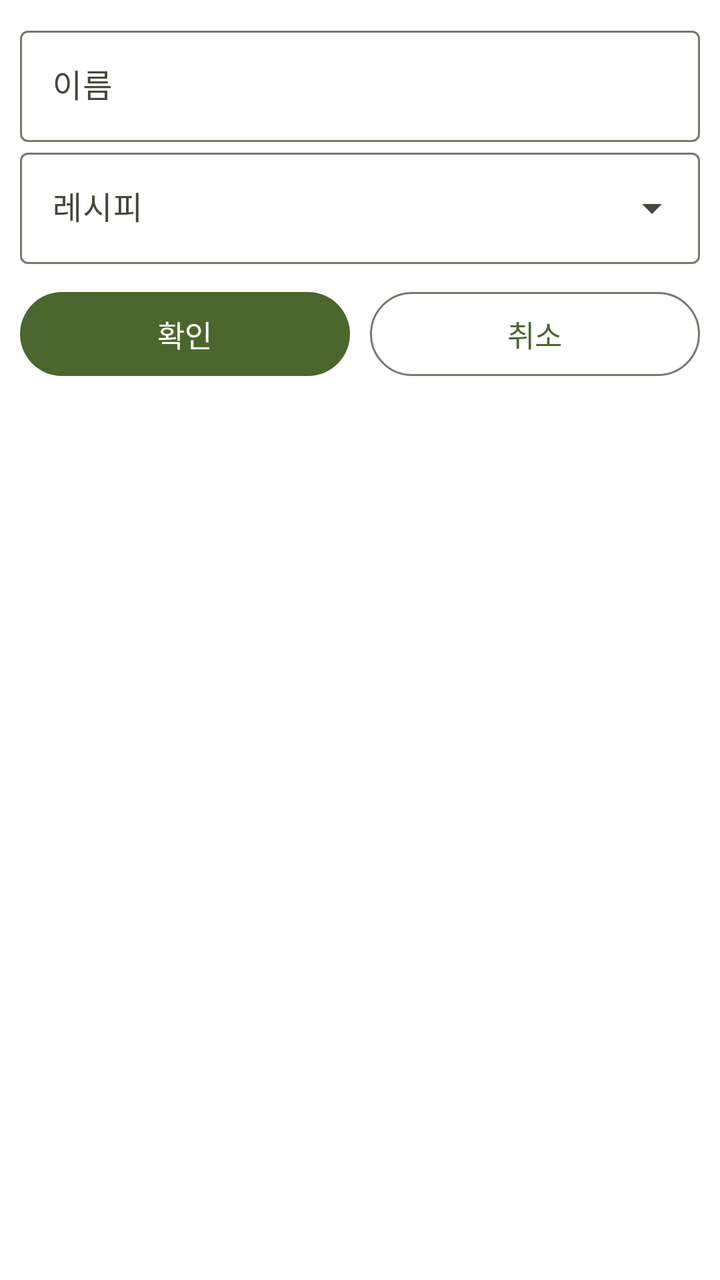
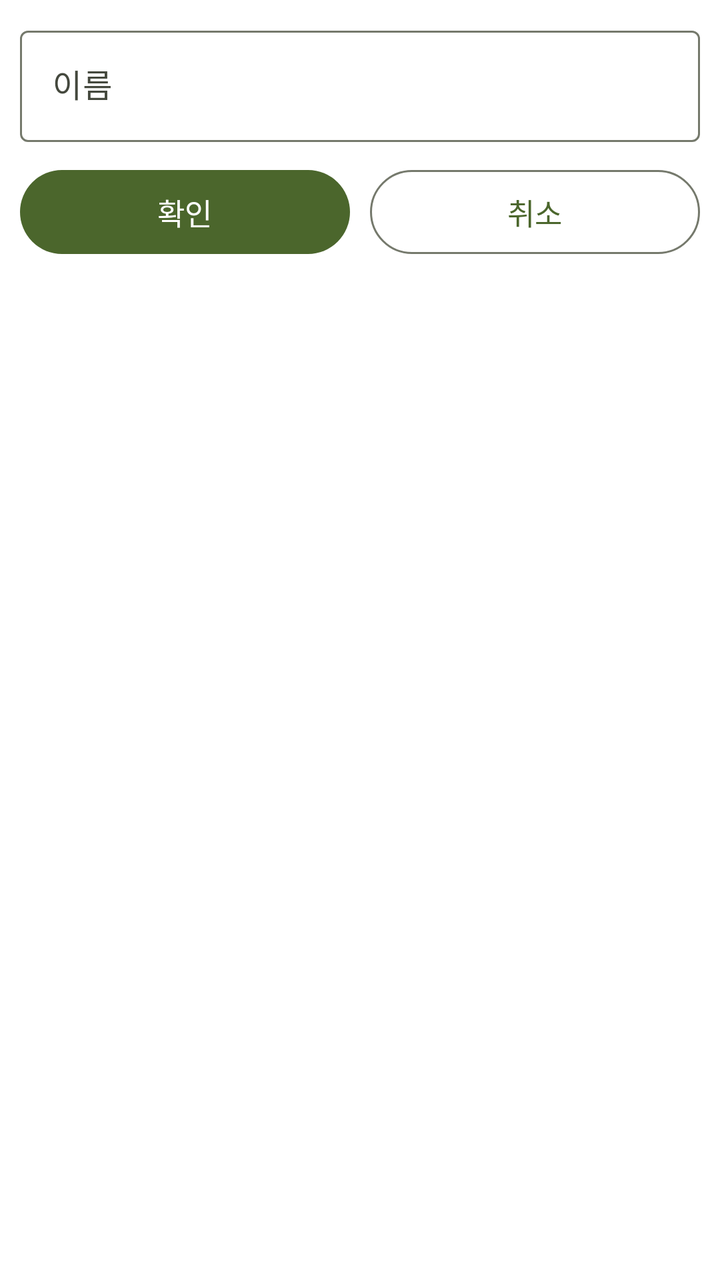

An Android layout rendered at two revisions. The XML below is the earlier revision; the diff shows what the commit changed to produce the second picture.
<!-- AndroidManifest.xml: application theme Theme.Kitching -->
<!-- res/layout/dialog_create_prep.xml -->
<?xml version="1.0" encoding="utf-8"?>
<androidx.constraintlayout.widget.ConstraintLayout xmlns:android="http://schemas.android.com/apk/res/android"
    xmlns:app="http://schemas.android.com/apk/res-auto"
    style="@style/dialogDefault"
    android:layout_height="wrap_content">

    <com.google.android.material.textfield.TextInputLayout
        android:id="@+id/todoCategoryNameTIL"
        android:layout_width="0dp"
        android:layout_height="wrap_content"
        android:hint="@string/name"
        app:layout_constraintEnd_toEndOf="parent"
        app:layout_constraintStart_toStartOf="parent"
        app:layout_constraintTop_toTopOf="parent">

        <com.google.android.material.textfield.TextInputEditText
            android:id="@+id/todoCategoryNameTI"
            android:layout_width="match_parent"
            android:layout_height="wrap_content" />
    </com.google.android.material.textfield.TextInputLayout>

    <com.google.android.material.textfield.TextInputLayout
        style="@style/Widget.Material3.TextInputLayout.OutlinedBox.ExposedDropdownMenu"
        android:id="@+id/autoCompleteTIL"
        android:layout_width="0dp"
        android:layout_height="wrap_content"
        android:hint="@string/recipe"
        app:layout_constraintEnd_toEndOf="parent"
        app:layout_constraintStart_toStartOf="parent"
        app:layout_constraintTop_toBottomOf="@+id/todoCategoryNameTIL">

        <com.google.android.material.textfield.MaterialAutoCompleteTextView
            android:id="@+id/autoCompleteTV"
            android:layout_width="match_parent"
            android:layout_height="wrap_content"
            android:completionThreshold="1"
            android:minHeight="@dimen/autoCompleteTVMinHeight" />
    </com.google.android.material.textfield.TextInputLayout>



    <com.google.android.material.button.MaterialButton
        android:id="@+id/confirmButton"
        style="@style/dialogConfirmBtn"
        android:layout_weight="1"
        android:text="@string/confirm"
        app:layout_constraintEnd_toStartOf="@id/cancelButton"
        app:layout_constraintStart_toStartOf="parent"
        app:layout_constraintTop_toBottomOf="@+id/autoCompleteTIL" />

    <com.google.android.material.button.MaterialButton
        android:id="@+id/cancelButton"
        style="@style/dialogCancelBtn"
        android:layout_weight="1"
        android:text="@string/cancel"
        app:layout_constraintEnd_toEndOf="parent"
        app:layout_constraintStart_toEndOf="@id/confirmButton"
        app:layout_constraintTop_toBottomOf="@+id/autoCompleteTIL" />

</androidx.constraintlayout.widget.ConstraintLayout>
<!-- resources referenced by this layout -->
<resources>
  <dimen name="autoCompleteTVMinHeight">48dp</dimen>
  <string name="cancel">취소</string>
  <string name="confirm">확인</string>
  <string name="name">이름</string>
  <string name="recipe">레시피</string>
  <style name="dialogCancelBtn" parent="Widget.Material3.Button.OutlinedButton">
          <item name="android:layout_width">0dp</item>
          <item name="android:layout_height">@dimen/dialogBtnHeight</item>
          <item name="android:textSize">@dimen/text_M</item>
          <item name="android:layout_marginTop">@dimen/margin_S</item>
      </style>
  <style name="dialogDefault" parent="@style/MaterialAlertDialog.Material3">
          <item name="android:layout_width">match_parent</item>
          <item name="android:layout_gravity">center</item>
          <item name="android:layout_margin">@dimen/margin_S</item>
          <item name="android:minWidth">@dimen/dialogMinWidth</item>
          <item name="android:padding">@dimen/padding_S</item>
      </style>
  <style name="Theme.Kitching" parent="Base.Theme.Kitching" />
  <dimen name="dialogBtnHeight">50dp</dimen>
  <dimen name="text_M">15sp</dimen>
  <dimen name="margin_S">10dp</dimen>
  <dimen name="dialogBtnMarginEnd">10dp</dimen>
  <dimen name="dialogMinWidth">300dp</dimen>
  <dimen name="padding_S">10dp</dimen>
  <color name="md_theme_primary">#4B662C</color>
  <color name="md_theme_onPrimary">#FFFFFF</color>
  <color name="md_theme_primaryContainer">#CCEDA4</color>
  <color name="md_theme_onPrimaryContainer">#0F2000</color>
  <color name="md_theme_secondary">#576249</color>
  <color name="md_theme_onSecondary">#FFFFFF</color>
  <color name="md_theme_secondaryContainer">#DBE7C8</color>
  <color name="md_theme_onSecondaryContainer">#151E0B</color>
  <color name="md_theme_tertiary">#386663</color>
  <color name="md_theme_onTertiary">#FFFFFF</color>
  <color name="md_theme_tertiaryContainer">#BBECE8</color>
  <color name="md_theme_onTertiaryContainer">#00201E</color>
  <color name="md_theme_error">#BA1A1A</color>
  <color name="md_theme_onError">#FFFFFF</color>
  <color name="md_theme_errorContainer">#FFDAD6</color>
  <color name="md_theme_onErrorContainer">#410002</color>
  <color name="md_theme_background">#FFFFFF</color>
  <color name="md_theme_onBackground">#1A1C16</color>
  <color name="md_theme_surface">#F5FAFB</color>
  <color name="md_theme_onSurface">#171D1E</color>
  <color name="md_theme_surfaceVariant">#E1E4D5</color>
  <color name="md_theme_onSurfaceVariant">#44483D</color>
  <color name="md_theme_outline">#75796C</color>
  <color name="md_theme_outlineVariant">#C5C8BA</color>
  <color name="md_theme_inverseSurface">#2B3133</color>
  <color name="md_theme_inverseOnSurface">#ECF2F3</color>
  <color name="md_theme_inversePrimary">#B1D18A</color>
  <color name="md_theme_primaryFixed">#CCEDA4</color>
  <color name="md_theme_onPrimaryFixed">#0F2000</color>
  <color name="md_theme_primaryFixedDim">#B1D18A</color>
  <color name="md_theme_onPrimaryFixedVariant">#344E16</color>
  <color name="md_theme_secondaryFixed">#DBE7C8</color>
  <color name="md_theme_onSecondaryFixed">#151E0B</color>
  <color name="md_theme_secondaryFixedDim">#BFCBAD</color>
  <color name="md_theme_onSecondaryFixedVariant">#404A33</color>
  <color name="md_theme_tertiaryFixed">#BBECE8</color>
  <color name="md_theme_onTertiaryFixed">#00201E</color>
  <color name="md_theme_tertiaryFixedDim">#A0D0CC</color>
  <color name="md_theme_onTertiaryFixedVariant">#1F4E4B</color>
  <color name="md_theme_surfaceDim">#D5DBDC</color>
  <color name="md_theme_surfaceBright">#F5FAFB</color>
  <color name="md_theme_surfaceContainerLowest">#FFFFFF</color>
  <color name="md_theme_surfaceContainerLow">#EFF5F6</color>
  <color name="md_theme_surfaceContainer">#E9EFF0</color>
  <color name="md_theme_surfaceContainerHigh">#E3E9EA</color>
  <color name="md_theme_surfaceContainerHighest">#DEE3E5</color>
  <!-- unchanged entries left out for length: 2 -->
</resources>

<!-- the commit's change to res/layout/dialog_create_prep.xml (unified diff, before → after) -->
@@ -5,7 +5,7 @@
     android:layout_height="wrap_content">
 
     <com.google.android.material.textfield.TextInputLayout
-        android:id="@+id/todoCategoryNameTIL"
+        android:id="@+id/prepNameTIL"
         android:layout_width="0dp"
         android:layout_height="wrap_content"
         android:hint="@string/name"
@@ -19,23 +19,23 @@
             android:layout_height="wrap_content" />
     </com.google.android.material.textfield.TextInputLayout>
 
-    <com.google.android.material.textfield.TextInputLayout
-        style="@style/Widget.Material3.TextInputLayout.OutlinedBox.ExposedDropdownMenu"
-        android:id="@+id/autoCompleteTIL"
-        android:layout_width="0dp"
-        android:layout_height="wrap_content"
-        android:hint="@string/recipe"
-        app:layout_constraintEnd_toEndOf="parent"
-        app:layout_constraintStart_toStartOf="parent"
-        app:layout_constraintTop_toBottomOf="@+id/todoCategoryNameTIL">
 
-        <com.google.android.material.textfield.MaterialAutoCompleteTextView
-            android:id="@+id/autoCompleteTV"
-            android:layout_width="match_parent"
-            android:layout_height="wrap_content"
-            android:completionThreshold="1"
-            android:minHeight="@dimen/autoCompleteTVMinHeight" />
-    </com.google.android.material.textfield.TextInputLayout>
+
+
+
+
+
+
+
+
+
+
+
+
+
+
+
+
 
 
 
@@ -46,7 +46,7 @@
         android:text="@string/confirm"
         app:layout_constraintEnd_toStartOf="@id/cancelButton"
         app:layout_constraintStart_toStartOf="parent"
-        app:layout_constraintTop_toBottomOf="@+id/autoCompleteTIL" />
+        app:layout_constraintTop_toBottomOf="@+id/prepNameTIL" />
 
     <com.google.android.material.button.MaterialButton
         android:id="@+id/cancelButton"
@@ -55,6 +55,6 @@
         android:text="@string/cancel"
         app:layout_constraintEnd_toEndOf="parent"
         app:layout_constraintStart_toEndOf="@id/confirmButton"
-        app:layout_constraintTop_toBottomOf="@+id/autoCompleteTIL" />
+        app:layout_constraintTop_toBottomOf="@+id/prepNameTIL" />
 
 </androidx.constraintlayout.widget.ConstraintLayout>
<!-- resource entries referenced after the edit -->
@@ -1,10 +1,8 @@
 <!-- resources referenced by this layout -->
 <resources>
-  <dimen name="autoCompleteTVMinHeight">48dp</dimen>
   <string name="cancel">취소</string>
   <string name="confirm">확인</string>
   <string name="name">이름</string>
-  <string name="recipe">레시피</string>
   <style name="dialogCancelBtn" parent="Widget.Material3.Button.OutlinedButton">
           <item name="android:layout_width">0dp</item>
           <item name="android:layout_height">@dimen/dialogBtnHeight</item>
